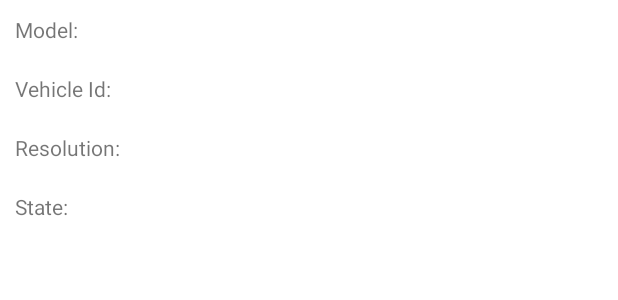
After one commit to szenasimartin/assessment, an Android app: the layout item_vehicle.xml on its own in the app's theme, with its tools: preview values and no code run, on a phone screen of 412 x 824 dp. The commit adds this screen. Shown: the top 300 px of the screen. Run offline under Robolectric (Android 15) with nearby library versions, the phone set to English and light mode, and no system bars.

```diff
--- a/app/src/main/java/com/szenamartin/android/vehicle/map/MapViewModel.kt
+++ b/app/src/main/java/com/szenamartin/android/vehicle/map/MapViewModel.kt
@@ -23,7 +23,7 @@ class MapViewModel @Inject constructor(
     val movieList: LiveData<List<Item>>
         get() = _movieList
 
-    fun loadList() {
+    private fun loadList() {
         screenState.value = ScreenState.LOADING
         compositeDisposable.add(
             repository.getItems()
--- /dev/null
+++ b/app/src/main/res/layout/item_vehicle.xml
@@ -0,0 +1,75 @@
+<?xml version="1.0" encoding="utf-8"?>
+<androidx.constraintlayout.widget.ConstraintLayout xmlns:android="http://schemas.android.com/apk/res/android"
+    xmlns:app="http://schemas.android.com/apk/res-auto"
+    android:layout_width="match_parent"
+    android:layout_height="match_parent">
+
+    <TextView
+        android:id="@+id/model_label"
+        android:layout_width="wrap_content"
+        android:layout_height="wrap_content"
+        android:padding="10dp"
+        android:text="@string/model"
+        app:layout_constraintStart_toStartOf="parent"
+        app:layout_constraintTop_toTopOf="parent" />
+
+    <TextView
+        android:id="@+id/model_value"
+        android:layout_width="wrap_content"
+        android:layout_height="wrap_content"
+        android:padding="10dp"
+        app:layout_constraintStart_toEndOf="@id/model_label"
+        app:layout_constraintTop_toTopOf="parent" />
+
+    <TextView
+        android:id="@+id/vehicle_id_label"
+        android:layout_width="wrap_content"
+        android:layout_height="wrap_content"
+        android:padding="10dp"
+        android:text="@string/vehicle_id"
+        app:layout_constraintStart_toStartOf="parent"
+        app:layout_constraintTop_toBottomOf="@id/model_label" />
+
+    <TextView
+        android:id="@+id/vehicle_id_value"
+        android:layout_width="wrap_content"
+        android:layout_height="wrap_content"
+        android:padding="10dp"
+        app:layout_constraintStart_toEndOf="@id/vehicle_id_label"
+        app:layout_constraintTop_toBottomOf="@id/model_label" />
+
+    <TextView
+        android:id="@+id/resolution_label"
+        android:layout_width="wrap_content"
+        android:layout_height="wrap_content"
+        android:padding="10dp"
+        android:text="@string/resolution"
+        app:layout_constraintStart_toStartOf="parent"
+        app:layout_constraintTop_toBottomOf="@id/vehicle_id_label" />
+
+    <TextView
+        android:id="@+id/resolution_value"
+        android:layout_width="wrap_content"
+        android:layout_height="wrap_content"
+        android:padding="10dp"
+        app:layout_constraintStart_toEndOf="@id/resolution_label"
+        app:layout_constraintTop_toBottomOf="@id/vehicle_id_label" />
+
+    <TextView
+        android:id="@+id/state_label"
+        android:layout_width="wrap_content"
+        android:layout_height="wrap_content"
+        android:padding="10dp"
+        android:text="@string/state"
+        app:layout_constraintStart_toStartOf="parent"
+        app:layout_constraintTop_toBottomOf="@id/resolution_label" />
+
+    <TextView
+        android:id="@+id/state_value"
+        android:layout_width="wrap_content"
+        android:layout_height="wrap_content"
+        android:padding="10dp"
+        app:layout_constraintStart_toEndOf="@id/state_label"
+        app:layout_constraintTop_toBottomOf="@id/resolution_label" />
+
+</androidx.constraintlayout.widget.ConstraintLayout>
--- a/app/src/main/res/values/strings.xml
+++ b/app/src/main/res/values/strings.xml
@@ -6,4 +6,8 @@
     <string name="popularity">Popularity: %.2f</string>
     <string name="release_date">Release Date: %1$s</string>
     <string name="ok">OK</string>
+    <string name="model">Model:</string>
+    <string name="vehicle_id">Vehicle Id:</string>
+    <string name="resolution">Resolution:</string>
+    <string name="state">State:</string>
 </resources>
```
Also changed, not shown: app/src/main/java/com/szenamartin/android/vehicle/map/MapActivity.kt (+12 -1 lines), app/src/main/java/com/szenamartin/android/vehicle/map/clustering/MyItem.kt (+7 -12 lines), app/src/main/java/com/szenamartin/android/vehicle/utils/DialogUtils.kt (added, +17 -0 lines).
